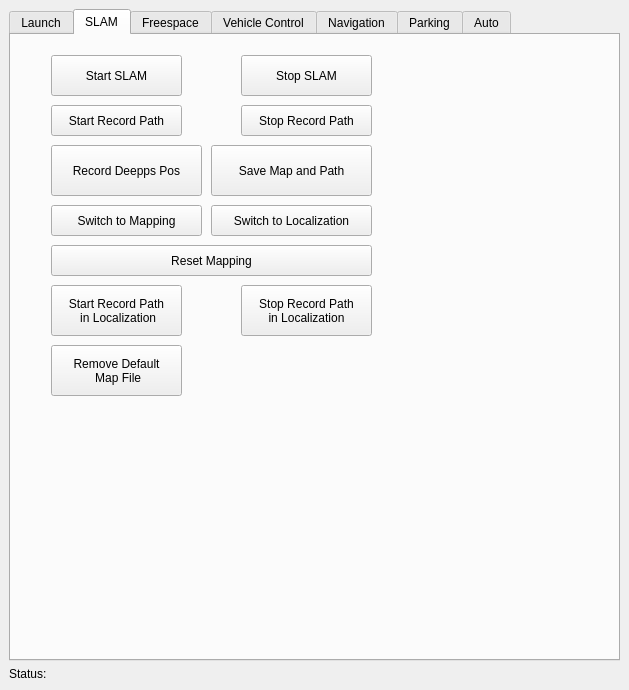
Old version of the form src/rqt_state_machine/state_machine_controller.ui in the repository JingruiYu/rqt_state_machine.
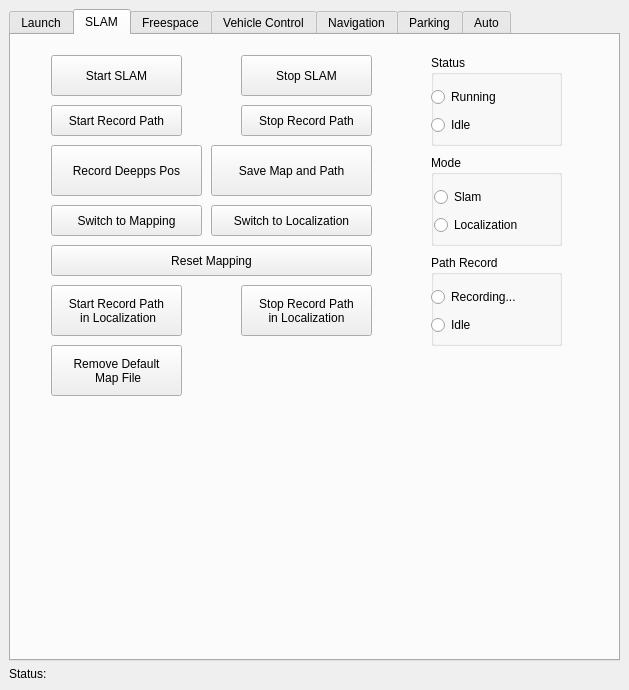
New version of the form. The open tabs and pages were chosen to show the change.

Commit message: add slam status checking

Patch:
```diff
--- a/src/rqt_state_machine/state_machine_controller.ui
+++ b/src/rqt_state_machine/state_machine_controller.ui
@@ -459,6 +459,162 @@
  Map File</string>
           </property>
          </widget>
+         <widget class="QGroupBox" name="groupSlamMode">
+          <property name="geometry">
+           <rect>
+            <x>420</x>
+            <y>120</y>
+            <width>131</width>
+            <height>91</height>
+           </rect>
+          </property>
+          <property name="title">
+           <string>Mode</string>
+          </property>
+          <widget class="QWidget" name="verticalLayoutWidget_5">
+           <property name="geometry">
+            <rect>
+             <x>3</x>
+             <y>30</y>
+             <width>121</width>
+             <height>54</height>
+            </rect>
+           </property>
+           <layout class="QVBoxLayout" name="verticalLayout_5">
+            <item>
+             <widget class="QRadioButton" name="radioModeSlam">
+              <property name="enabled">
+               <bool>true</bool>
+              </property>
+              <property name="text">
+               <string>Slam</string>
+              </property>
+              <property name="checkable">
+               <bool>true</bool>
+              </property>
+              <property name="checked">
+               <bool>false</bool>
+              </property>
+             </widget>
+            </item>
+            <item>
+             <widget class="QRadioButton" name="radioModeLocalization">
+              <property name="enabled">
+               <bool>true</bool>
+              </property>
+              <property name="text">
+               <string>Localization</string>
+              </property>
+              <property name="checkable">
+               <bool>true</bool>
+              </property>
+             </widget>
+            </item>
+           </layout>
+          </widget>
+         </widget>
+         <widget class="QGroupBox" name="groupPathRecord">
+          <property name="geometry">
+           <rect>
+            <x>420</x>
+            <y>220</y>
+            <width>131</width>
+            <height>91</height>
+           </rect>
+          </property>
+          <property name="title">
+           <string>Path Record</string>
+          </property>
+          <widget class="QWidget" name="verticalLayoutWidget_6">
+           <property name="geometry">
+            <rect>
+             <x>0</x>
+             <y>30</y>
+             <width>121</width>
+             <height>54</height>
+            </rect>
+           </property>
+           <layout class="QVBoxLayout" name="verticalLayout_6">
+            <item>
+             <widget class="QRadioButton" name="radioPathRecording">
+              <property name="enabled">
+               <bool>true</bool>
+              </property>
+              <property name="text">
+               <string>Recording...</string>
+              </property>
+              <property name="checkable">
+               <bool>true</bool>
+              </property>
+             </widget>
+            </item>
+            <item>
+             <widget class="QRadioButton" name="radioPathIdle">
+              <property name="enabled">
+               <bool>true</bool>
+              </property>
+              <property name="text">
+               <string>Idle</string>
+              </property>
+              <property name="checkable">
+               <bool>true</bool>
+              </property>
+             </widget>
+            </item>
+           </layout>
+          </widget>
+         </widget>
+         <widget class="QGroupBox" name="groupSlamStatus">
+          <property name="geometry">
+           <rect>
+            <x>420</x>
+            <y>20</y>
+            <width>131</width>
+            <height>91</height>
+           </rect>
+          </property>
+          <property name="title">
+           <string>Status</string>
+          </property>
+          <widget class="QWidget" name="verticalLayoutWidget_7">
+           <property name="geometry">
+            <rect>
+             <x>0</x>
+             <y>30</y>
+             <width>121</width>
+             <height>54</height>
+            </rect>
+           </property>
+           <layout class="QVBoxLayout" name="verticalLayout_7">
+            <item>
+             <widget class="QRadioButton" name="radioSlamRunning">
+              <property name="enabled">
+               <bool>true</bool>
+              </property>
+              <property name="text">
+               <string>Running</string>
+              </property>
+              <property name="checkable">
+               <bool>true</bool>
+              </property>
+             </widget>
+            </item>
+            <item>
+             <widget class="QRadioButton" name="radioSlamIdle">
+              <property name="enabled">
+               <bool>true</bool>
+              </property>
+              <property name="text">
+               <string>Idle</string>
+              </property>
+              <property name="checkable">
+               <bool>true</bool>
+              </property>
+             </widget>
+            </item>
+           </layout>
+          </widget>
+         </widget>
         </widget>
         <widget class="QWidget" name="tabFreespace">
          <attribute name="title">
```
Left out of the diff: 2 changed lines with no effect on the pictures. The commit also changes 2 other files.
